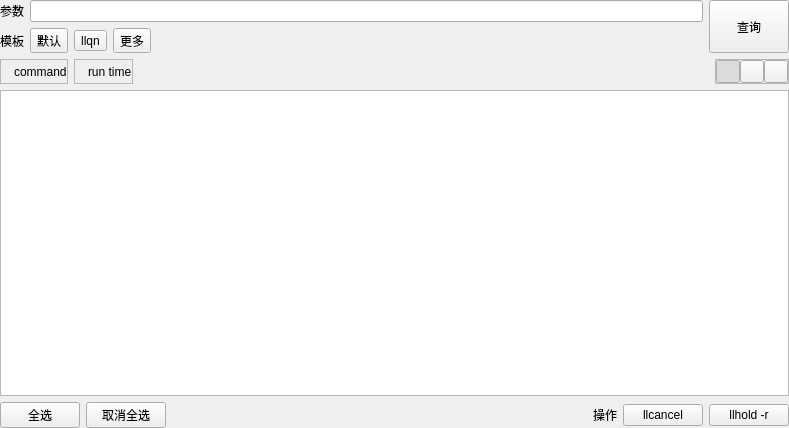
cemc-oper/nwpc-monitor-app, file src/plugins/loadleveler_monitor/panels/llq_panel.ui: the form before one commit.
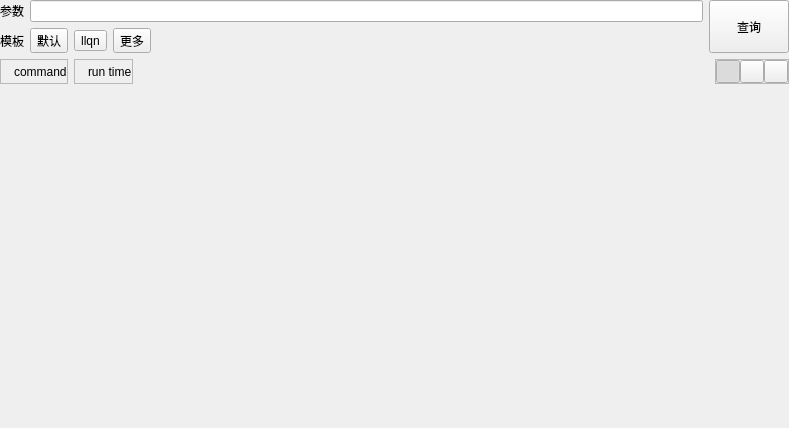
The form after the commit. The open tabs and pages were chosen to show the change. Icons and pictures are not drawn. Custom widgets are drawn as their Qt base class.

Commit message: Add TableStylePage for reuse.

What changed in the file:
```diff
--- a/src/plugins/loadleveler_monitor/panels/llq_panel.ui
+++ b/src/plugins/loadleveler_monitor/panels/llq_panel.ui
@@ -355,77 +355,6 @@
        <property name="bottomMargin">
         <number>0</number>
        </property>
-       <item row="0" column="0">
-        <widget class="QTableView" name="table_view">
-         <property name="sizeAdjustPolicy">
-          <enum>QAbstractScrollArea::AdjustToContents</enum>
-         </property>
-         <property name="editTriggers">
-          <set>QAbstractItemView::NoEditTriggers</set>
-         </property>
-         <property name="alternatingRowColors">
-          <bool>true</bool>
-         </property>
-         <property name="sortingEnabled">
-          <bool>true</bool>
-         </property>
-         <attribute name="verticalHeaderVisible">
-          <bool>false</bool>
-         </attribute>
-        </widget>
-       </item>
-       <item row="1" column="0">
-        <layout class="QHBoxLayout" name="buttom_layout">
-         <item>
-          <widget class="QPushButton" name="check_all_button">
-           <property name="text">
-            <string>全选</string>
-           </property>
-          </widget>
-         </item>
-         <item>
-          <widget class="QPushButton" name="uncheck_all_button">
-           <property name="text">
-            <string>取消全选</string>
-           </property>
-          </widget>
-         </item>
-         <item>
-          <spacer name="horizontalSpacer_3">
-           <property name="orientation">
-            <enum>Qt::Horizontal</enum>
-           </property>
-           <property name="sizeHint" stdset="0">
-            <size>
-             <width>40</width>
-             <height>20</height>
-            </size>
-           </property>
-          </spacer>
-         </item>
-         <item>
-          <widget class="QLabel" name="label_7">
-           <property name="text">
-            <string>操作</string>
-           </property>
-          </widget>
-         </item>
-         <item>
-          <widget class="QPushButton" name="llcancel_command_button">
-           <property name="text">
-            <string>llcancel</string>
-           </property>
-          </widget>
-         </item>
-         <item>
-          <widget class="QPushButton" name="llhold_r_command_button">
-           <property name="text">
-            <string>llhold -r</string>
-           </property>
-          </widget>
-         </item>
-        </layout>
-       </item>
       </layout>
      </widget>
      <widget class="ChartStylePage" name="chart_style_page">
@@ -555,6 +484,12 @@
    <header>chart_style_page.h</header>
    <container>1</container>
   </customwidget>
+  <customwidget>
+   <class>TableStylePage</class>
+   <extends>QWidget</extends>
+   <header>table_style_page.h</header>
+   <container>1</container>
+  </customwidget>
  </customwidgets>
  <resources>
   <include location="../loadleveler_monitor.qrc"/>
```
Left out of the diff: 4 changed lines with no effect on the pictures. The commit also changes 6 other files.
